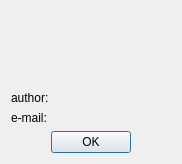
This is digital_clock/gui/plugin_info_dialog.ui in Kolcha/DigitalClock4 as Qt 5 draws it before an edit. The edited form follows.
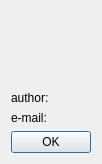
This is the edited form. Icons and pictures are not drawn.

Commit message: updated PluginInfoDialog layout

Diff of the .ui file:
```diff
--- a/digital_clock/gui/plugin_info_dialog.ui
+++ b/digital_clock/gui/plugin_info_dialog.ui
@@ -142,41 +142,17 @@
     </layout>
    </item>
    <item>
-    <layout class="QHBoxLayout" name="horizontalLayout">
-     <item>
-      <spacer name="horizontalSpacer">
-       <property name="orientation">
-        <enum>Qt::Horizontal</enum>
-       </property>
-       <property name="sizeHint" stdset="0">
-        <size>
-         <width>40</width>
-         <height>20</height>
-        </size>
-       </property>
-      </spacer>
-     </item>
-     <item>
-      <widget class="QPushButton" name="ok_btn">
-       <property name="text">
-        <string notr="true">OK</string>
-       </property>
-      </widget>
-     </item>
-     <item>
-      <spacer name="horizontalSpacer_2">
-       <property name="orientation">
-        <enum>Qt::Horizontal</enum>
-       </property>
-       <property name="sizeHint" stdset="0">
-        <size>
-         <width>40</width>
-         <height>20</height>
-        </size>
-       </property>
-      </spacer>
-     </item>
-    </layout>
+    <widget class="QDialogButtonBox" name="buttonBox">
+     <property name="orientation">
+      <enum>Qt::Horizontal</enum>
+     </property>
+     <property name="standardButtons">
+      <set>QDialogButtonBox::Ok</set>
+     </property>
+     <property name="centerButtons">
+      <bool>true</bool>
+     </property>
+    </widget>
    </item>
   </layout>
  </widget>
```
Left out of the diff: 28 changed lines with no effect on the pictures. The commit also changes 2 other files.
